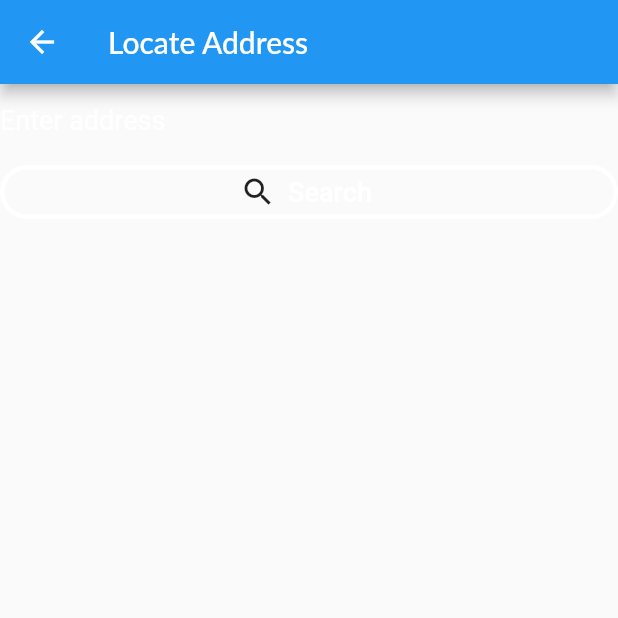
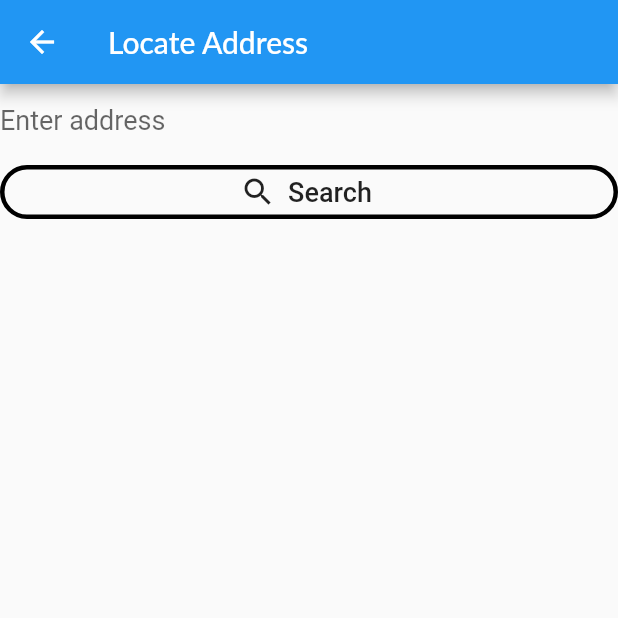
Before and after one commit to vinx-2105/cognia, a Flutter app: the Locate screen opened by its route, on a phone screen of 412 x 824 dp, the top half of it. Run offline on Flutter 3.47's test engine with Material 2 defaults, Android fonts, the phone set to English and light mode, and no system bars; our stand-ins replace firebase_auth, flutter_spinkit, geolocator, google_maps_flutter, google_sign_in, image_picker and 1 more; missing offline and left inert: flutter_polyline_points; accounts and stored records are empty; Roboto replaces fonts that are missing (Lato).

Commit message:
map updates

```diff
--- a/frontend/cognia_app/lib/location/locate.dart
+++ b/frontend/cognia_app/lib/location/locate.dart
@@ -15,7 +15,7 @@ class _LocateState extends State<Locate> {
   RoundedRectangleBorder btnShape =  RoundedRectangleBorder(
       borderRadius: BorderRadius.circular(20.0),
       side: BorderSide(
-        color: Colors.white,
+        color: Colors.black,
         width: 3.0,
       )
   );
@@ -33,22 +33,22 @@ class _LocateState extends State<Locate> {
           decoration: InputDecoration(
               border: InputBorder.none,
               hintText: 'Enter address',
-              hintStyle: TextStyle(color: Colors.white, fontSize: 18),
+              hintStyle: TextStyle( fontSize: 18),
           ),
-            style: TextStyle(color: Colors.white, fontSize: 18),
+            style: TextStyle(fontSize: 18),
         ),
         FlatButton.icon(
           onPressed: () {
             getLocation();
             setState(() {
               _child = SpinKitFadingCube(
-                color: Colors.white,
+                color: Colors.blue,
                 size: 80.0,
               );
             });
           },
           icon: Icon(Icons.search),
-          label: Text('Search', style: TextStyle(color: Colors.white, fontSize: 18),),
+          label: Text('Search', style: TextStyle(fontSize: 18),),
           shape: btnShape,
         ),
       ],
--- a/frontend/cognia_app/lib/location/locationHome.dart
+++ b/frontend/cognia_app/lib/location/locationHome.dart
@@ -55,9 +55,9 @@ class LocationHome extends StatelessWidget {
               Padding(
                 padding: const EdgeInsets.fromLTRB(0, 10.0, 0, 0),
                 child: FlatButton.icon(
-                  onPressed: () {Navigator.pushNamed(context, '/homeRoute');},
+                  onPressed: () {Navigator.pushNamed(context, '/getRoute');},
                   icon: Icon(Icons.arrow_right),
-                  label: Text('Home Route', style: textStyle,),
+                  label: Text('Get Route', style: textStyle,),
                   shape: shape,
                   padding: EdgeInsets.all(10.0),
                 ),
--- a/frontend/cognia_app/pubspec.yaml
+++ b/frontend/cognia_app/pubspec.yaml
@@ -27,6 +27,7 @@ dependencies:
   path_provider: ^1.6.5
   path: ^1.6.4
   flutter_polyline_points: ^0.1.0
+  toast: ^0.1.5
   flutter:
     sdk: flutter
 
```
Also changed, not shown: frontend/cognia_app/lib/location/getRoute.dart (+20 -12 lines), frontend/cognia_app/lib/location/monitorPath.dart (+3 -7 lines), frontend/cognia_app/lib/location/setHome.dart (added, +8 -0 lines), frontend/cognia_app/lib/main.dart (+7 -3 lines), frontend/cognia_app/pubspec.lock.
